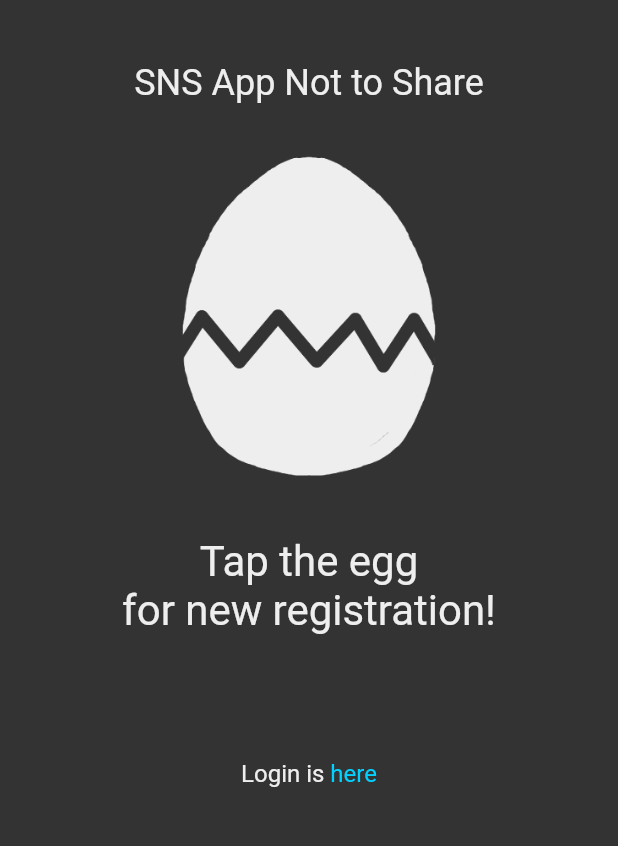
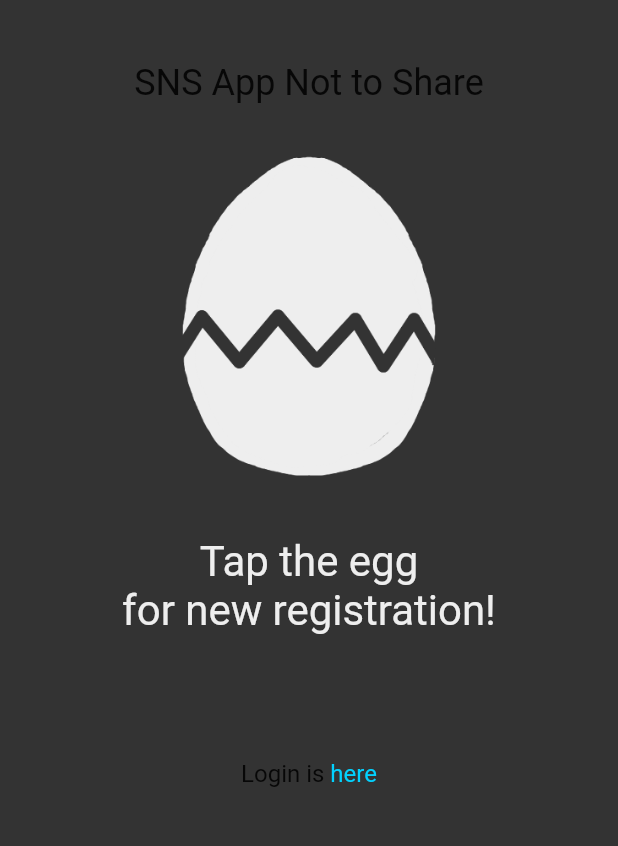
Before and after one commit to Umigishi-Aoi/TOUROU, a Flutter app: the screen it shows after launch, on a phone screen of 412 x 824 dp, the part 247-1093 px from its top. Run offline on Flutter 3.47's test engine with Material 2 defaults, Android fonts, the phone set to English and light mode, and no system bars; our stand-ins replace firebase_core, flutter_svg, google_mobile_ads; missing offline and left inert: flutter_sliding_tutorial; accounts and stored records are empty; generated files the repository leaves out were written again; Roboto replaces fonts that are missing (MPLUS1).

Commit message:
modify custom text for atomic design

```diff
--- a/tourou/lib/ui/atoms/custom_text.dart
+++ b/tourou/lib/ui/atoms/custom_text.dart
@@ -1,10 +1,5 @@
 // Flutter imports:
 import 'package:flutter/material.dart';
-
-// Project imports:
-import '../../gen/colors.gen.dart';
-import '../../gen/fonts.gen.dart';
-import '../../res/constants.dart';
 
 class CustomText extends StatelessWidget {
   final String text;
@@ -12,29 +7,31 @@ class CustomText extends StatelessWidget {
   final double? fontSize;
   final FontWeight? bold;
   final TextAlign? textAlign;
+  final String? fontFamily;
   final void Function()? function;
 
-  CustomText(
-      {Key? key,
-      required this.text,
-      this.color,
-      this.fontSize,
-      this.bold,
-      this.function,
-      this.textAlign})
-      : super(key: key);
+  CustomText({
+    Key? key,
+    required this.text,
+    this.color,
+    this.fontSize,
+    this.bold,
+    this.function,
+    this.textAlign,
+    this.fontFamily,
+  }) : super(key: key);
 
   @override
   Widget build(BuildContext context) {
     return GestureDetector(
       child: Text(
         text,
-        textAlign: textAlign ?? TextAlign.start,
+        textAlign: textAlign,
         style: TextStyle(
-            color: color ?? ColorName.textWhite,
-            fontSize: fontSize ?? mainTextFontSize,
-            fontWeight: bold ?? FontWeight.normal,
-            fontFamily: FontFamily.mplus1),
+            color: color,
+            fontSize: fontSize,
+            fontWeight: bold,
+            fontFamily: fontFamily),
       ),
       onTap: function,
     );
```
